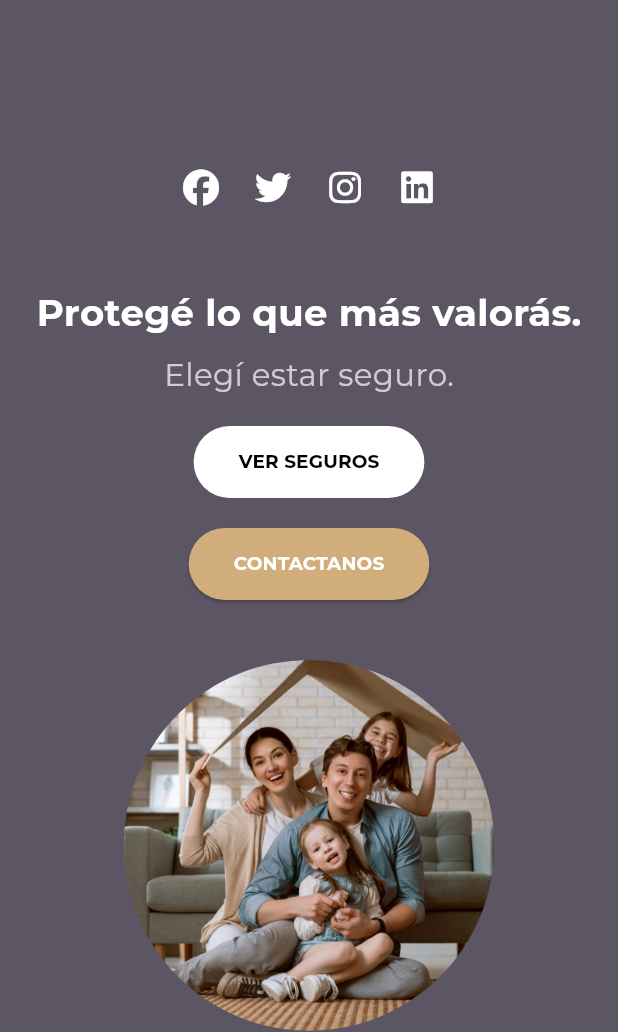
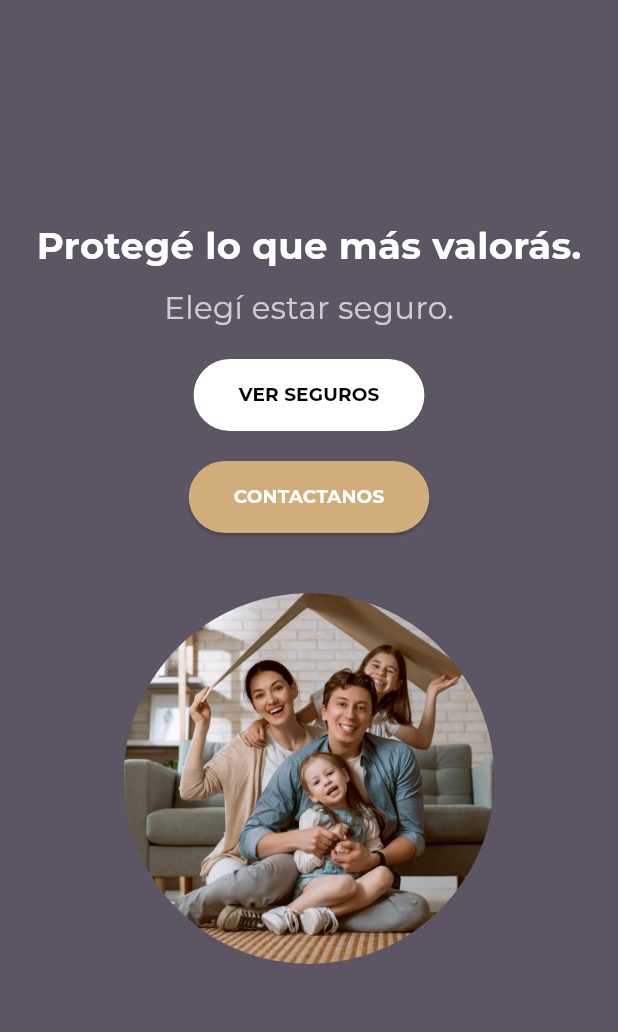
Before and after one commit to manu-180/perez_yeregui2, a Flutter app: the screen it shows after launch, on a phone screen of 412 x 824 dp, the part 204-1236 px from its top. Run offline on Flutter 3.47's test engine with Material 3 defaults, Android fonts, the phone set to English and light mode, and no system bars; drawn by our look-alikes of animated_text_kit; our stand-ins replace flutter_svg, font_awesome_flutter, go_router, google_fonts; missing offline and left inert: dart:html.

Commit message:
lista para mostrar empezando abril

```diff
--- a/lib/widgets/encabezado.dart
+++ b/lib/widgets/encabezado.dart
@@ -215,28 +215,7 @@ class EncabezadoState extends State<Encabezado>
       crossAxisAlignment: CrossAxisAlignment.center,
       children: [
         // Texto con animación de entrada
-        Row(
-          mainAxisAlignment: MainAxisAlignment.center,
-          children: [
-            IconButton(
-              icon: FaIcon(FontAwesomeIcons.facebook, color: Colors.white),
-              onPressed: () {},
-            ),
-            IconButton(
-              icon: FaIcon(FontAwesomeIcons.twitter, color: Colors.white),
-              onPressed: () {},
-            ),
-            IconButton(
-              icon: FaIcon(FontAwesomeIcons.instagram, color: Colors.white),
-              onPressed: () {},
-            ),
-            IconButton(
-              icon: FaIcon(FontAwesomeIcons.linkedin, color: Colors.white),
-              onPressed: () {},
-            ),
-          ],
-        ),
-        SizedBox(height: size.width * 0.1),
+
         SlideTransition(
           position: _slideAnimation,
           child: FadeTransition(
@@ -246,7 +225,7 @@ class EncabezadoState extends State<Encabezado>
                 TyperAnimatedText(
                   "Protegé lo que más valorás.",
                   textStyle: GoogleFonts.montserrat(
-                    fontSize: size.width *
+                    fontSize:size.width *
                         0.06, // Tamaño de fuente más grande en móvil
                     fontWeight: FontWeight.bold,
                     color: Colors.white,
```
Also changed, not shown: lib/widgets/footer.dart (+2 -13 lines).
